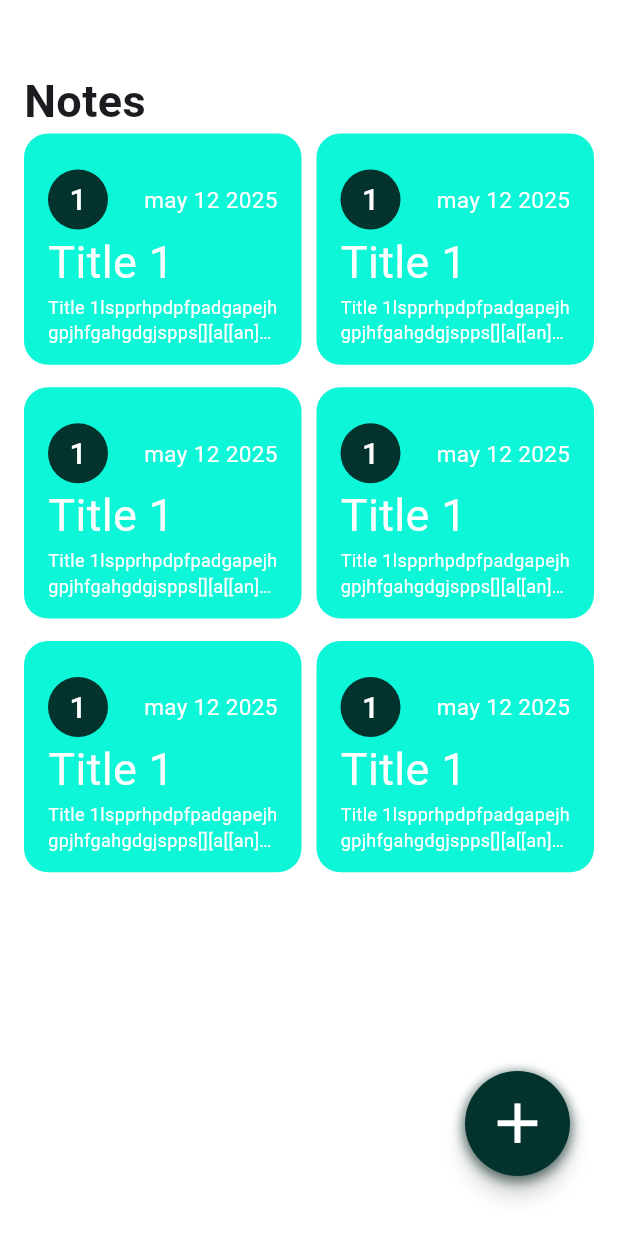
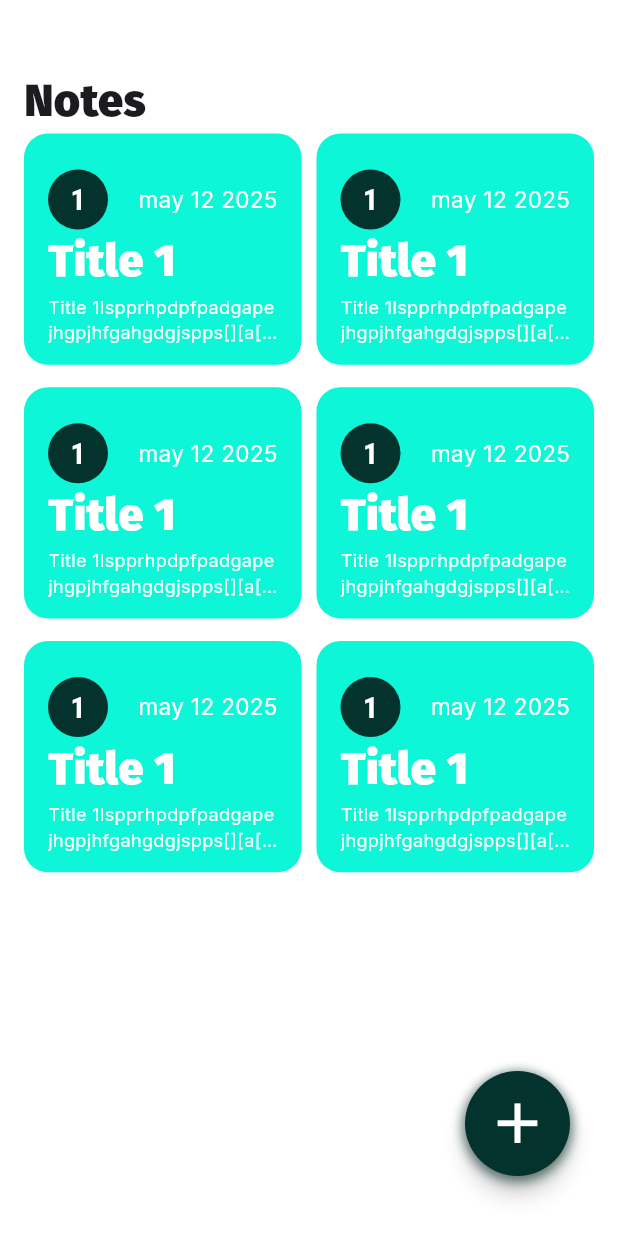
Before and after one commit to hatemf934/notes, a Flutter app: the screen it shows after launch, after a tap on the "arrow forward ios" icon, on a phone screen of 412 x 824 dp. Run offline on Flutter 3.47's test engine with Material 3 defaults, Android fonts, the phone set to English and light mode, and no system bars.

Commit message:
add fonts

```diff
--- a/lib/views/home_screen.dart
+++ b/lib/views/home_screen.dart
@@ -20,7 +20,10 @@ class HomeScreen extends StatelessWidget {
               ),
               Text(
                 "Notes",
-                style: TextStyle(fontSize: 30, fontWeight: FontWeight.bold),
+                style: TextStyle(
+                    fontFamily: "FiraSans",
+                    fontSize: 30,
+                    fontWeight: FontWeight.bold),
               ),
               Expanded(child: CustomGridView())
             ],
--- a/lib/views/onborading.dart
+++ b/lib/views/onborading.dart
@@ -17,7 +17,10 @@ class Onborading extends StatelessWidget {
             Image.asset(kImage),
             const Text(
               "All thoughts.\n One place.",
-              style: TextStyle(fontSize: 48, fontWeight: FontWeight.bold),
+              style: TextStyle(
+                  fontFamily: "FiraSans",
+                  fontSize: 48,
+                  fontWeight: FontWeight.bold),
             ),
             const SizedBox(
               height: 30,
@@ -25,7 +28,10 @@ class Onborading extends StatelessWidget {
             const Text(
               textAlign: TextAlign.center,
               "Dive right in and clear that mind of yours by writing your thoughts down",
-              style: TextStyle(fontSize: 16, fontWeight: FontWeight.w400),
+              style: TextStyle(
+                  fontFamily: "Roboto",
+                  fontSize: 16,
+                  fontWeight: FontWeight.w400),
             ),
             const SizedBox(
               height: 40,
--- a/lib/widgets/app_bar.dart
+++ b/lib/widgets/app_bar.dart
@@ -20,7 +20,10 @@ class CustomAppBar extends StatelessWidget {
 
         const Text(
           "Back",
-          style: TextStyle(fontSize: 35, fontWeight: FontWeight.bold),
+          style: TextStyle(
+            fontFamily: "FiraSans",
+            fontSize: 35,
+          ),
         ), // عنوان الشاشة
         const Spacer(),
         const AppBarIcons(),
--- a/lib/widgets/empty_notes.dart
+++ b/lib/widgets/empty_notes.dart
@@ -16,7 +16,10 @@ class EmptyNotes extends StatelessWidget {
         ),
         const Text(
           "Create your first note !",
-          style: TextStyle(fontWeight: FontWeight.bold, fontSize: 20),
+          style: TextStyle(
+              fontFamily: "FiraSans",
+              fontWeight: FontWeight.bold,
+              fontSize: 20),
         )
       ],
     );
--- a/lib/widgets/note_item.dart
+++ b/lib/widgets/note_item.dart
@@ -32,7 +32,8 @@ class NoteItem extends StatelessWidget {
                 ),
                 Text(
                   "may 12 2025",
-                  style: TextStyle(color: kPrimaryColor, fontSize: 15),
+                  style: TextStyle(
+                      fontFamily: "Inter", color: kPrimaryColor, fontSize: 15),
                 ),
               ],
             ),
@@ -41,13 +42,15 @@ class NoteItem extends StatelessWidget {
             // ),
             Text(
               "Title 1",
-              style: TextStyle(color: kPrimaryColor, fontSize: 30),
+              style: TextStyle(
+                  fontFamily: "FiraSans", color: kPrimaryColor, fontSize: 30),
             ),
             Text(
               maxLines: 2,
               overflow: TextOverflow.ellipsis,
               "Title 1lspprhpdpfpadgapejhgpjhfgahgdgjspps[][a[[an]hhhasopaspfj]]",
-              style: TextStyle(color: kPrimaryColor, fontSize: 12),
+              style: TextStyle(
+                  fontFamily: "Inter", color: kPrimaryColor, fontSize: 12),
             ),
           ],
         ),
--- a/lib/widgets/text_field_custom.dart
+++ b/lib/widgets/text_field_custom.dart
@@ -19,7 +19,10 @@ class TextFieldCustom extends StatelessWidget {
 
         decoration: InputDecoration(
           hintText: text,
-          hintStyle: TextStyle(color: Colors.grey, fontSize: size), // نص تلميحي
+          hintStyle: TextStyle(
+              fontFamily: "Nunito",
+              color: Colors.grey,
+              fontSize: size), // نص تلميحي
           border: InputBorder.none, // إزالة الحدود
         ),
         maxLines: maxlines, // يسمح بإدخال أكثر من سطر
```
Also changed, not shown: pubspec.yaml (+16 -11 lines), assets/fonts/FiraSans-Black.ttf (added), assets/fonts/Inter-VariableFont_opsz,wght.ttf (added), assets/fonts/Nunito-VariableFont_wght.ttf (added), assets/fonts/Poppins-Italic.ttf (added), assets/fonts/Roboto_Condensed-Bold.ttf (added).
